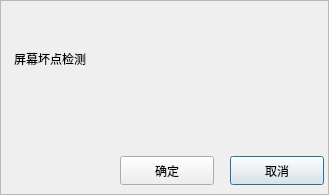
Old version of the form src/modaldialog.ui in the repository UbuntuKylin/youker-assistant.
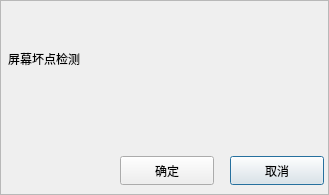
New version of the form. Icons and pictures are not drawn.

What changed in the file:
```diff
--- a/src/modaldialog.ui
+++ b/src/modaldialog.ui
@@ -95,7 +95,7 @@
   <widget class="QLabel" name="label">
    <property name="geometry">
     <rect>
-     <x>14</x>
+     <x>8</x>
      <y>51</y>
      <width>291</width>
      <height>16</height>
```
